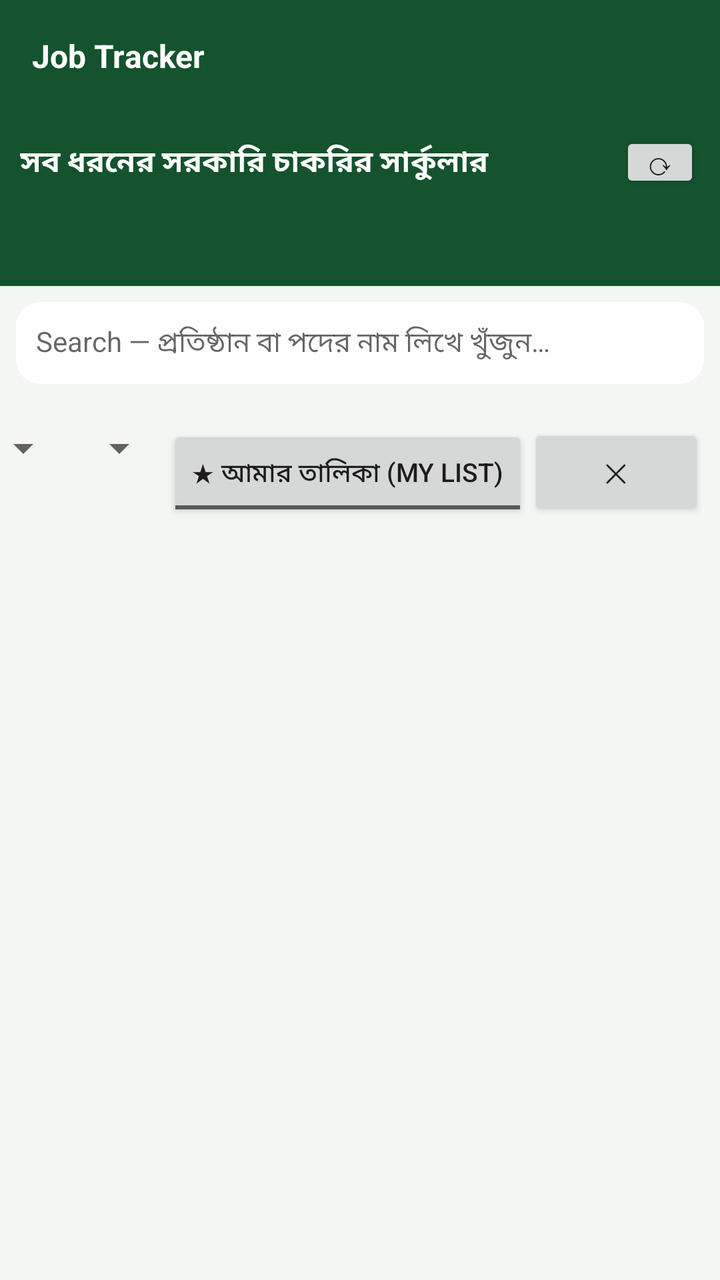
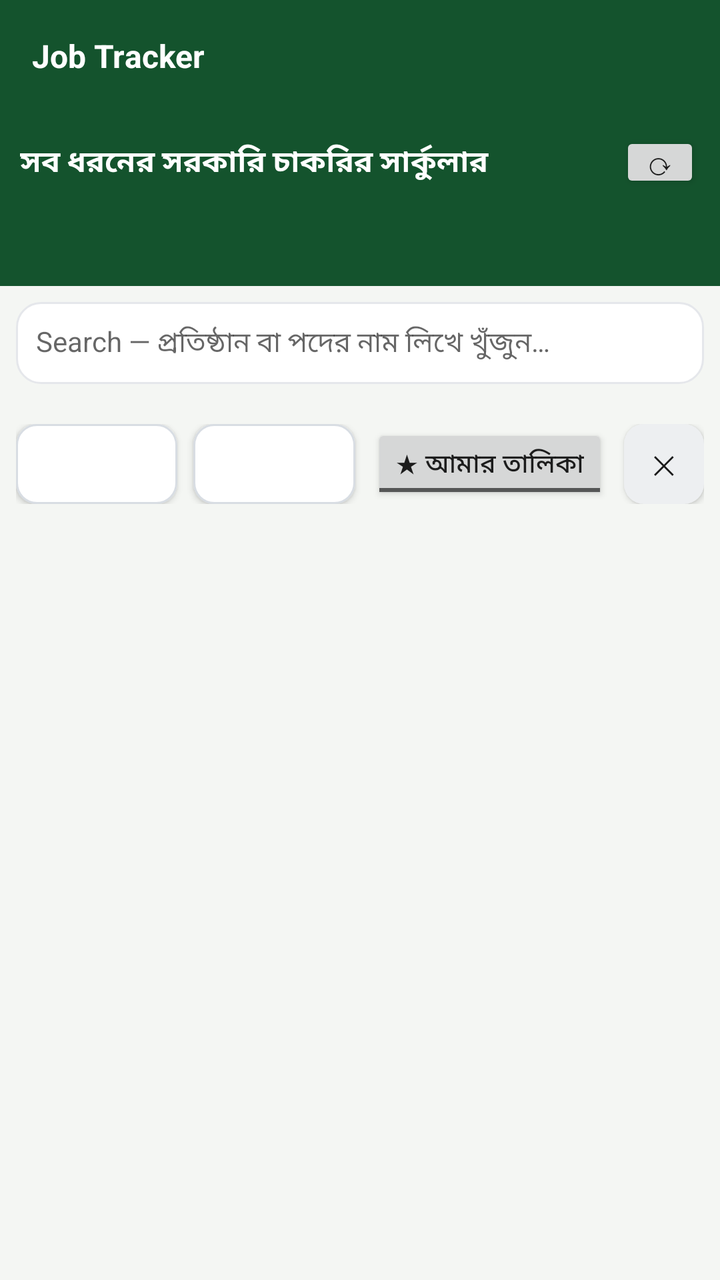

Screens rendered from an Android XML layout before and after an edit, with the pre-edit source and the edit as a unified diff.
<!-- AndroidManifest.xml: application theme AppTheme -->
<!-- res/layout/activity_main.xml -->
<?xml version="1.0" encoding="utf-8"?>
<LinearLayout xmlns:android="http://schemas.android.com/apk/res/android"
    android:layout_width="match_parent"
    android:layout_height="match_parent"
    android:orientation="vertical"
    android:background="@color/bg"
    android:fitsSystemWindows="true">

    <android.widget.Toolbar
        android:id="@+id/toolbar"
        android:layout_width="match_parent"
        android:layout_height="?android:attr/actionBarSize"
        android:background="@color/green_dark"
        android:titleTextColor="#ffffff"
        android:titleTextAppearance="@style/ToolbarTitle"
        android:title="@string/app_name" />

    <LinearLayout
        android:id="@+id/updateBanner"
        android:layout_width="match_parent"
        android:layout_height="wrap_content"
        android:orientation="horizontal"
        android:background="@color/warn_bg"
        android:padding="10dp"
        android:visibility="gone">
        <TextView
            android:id="@+id/updateText"
            android:layout_width="0dp"
            android:layout_height="wrap_content"
            android:layout_weight="1"
            android:textColor="@color/warn_text"
            android:textSize="14sp" />
        <Button
            android:id="@+id/updateBtn"
            android:layout_width="wrap_content"
            android:layout_height="wrap_content"
            android:text="আপডেট করুন (Update)"
            android:textSize="13sp" />
        <Button
            android:id="@+id/updateDismiss"
            android:layout_width="wrap_content"
            android:layout_height="wrap_content"
            android:text="✕"
            android:textSize="13sp" />
    </LinearLayout>

    
    <LinearLayout
        android:layout_width="match_parent"
        android:layout_height="wrap_content"
        android:orientation="vertical"
        android:background="@color/green_dark"
        android:padding="10dp">
        <LinearLayout
            android:layout_width="match_parent"
            android:layout_height="wrap_content"
            android:orientation="horizontal"
            android:gravity="center_vertical">
            <TextView
                android:layout_width="0dp"
                android:layout_height="wrap_content"
                android:layout_weight="1"
                android:text="@string/home_title"
                android:textColor="#ffffff"
                android:textSize="15sp"
                android:textStyle="bold"
                android:maxLines="2"
                android:ellipsize="end"
                android:lineSpacingMultiplier="1.1" />
            <Button
                android:id="@+id/refreshBtn"
                android:layout_width="wrap_content"
                android:layout_height="wrap_content"
                android:minWidth="0dp"
                android:minHeight="0dp"
                android:text="⟳"
                android:textSize="16sp"
                android:contentDescription="এখনই নতুন সার্কুলার খুঁজুন (Refresh)"
                android:paddingLeft="12dp"
                android:paddingRight="12dp"
                android:paddingTop="4dp"
                android:paddingBottom="4dp"
                android:layout_marginLeft="8dp" />
        </LinearLayout>
        <TextView
            android:id="@+id/heroStats"
            android:layout_width="wrap_content"
            android:layout_height="wrap_content"
            android:textColor="#d1fae5"
            android:textSize="12sp"
            android:layout_marginTop="2dp" />
        <TextView
            android:id="@+id/heroCountdown"
            android:layout_width="wrap_content"
            android:layout_height="wrap_content"
            android:textColor="#fef9c3"
            android:textSize="12sp"
            android:textStyle="bold"
            android:maxLines="1"
            android:ellipsize="end"
            android:layout_marginTop="2dp" />
    </LinearLayout>

    <EditText
        android:id="@+id/searchBox"
        android:layout_width="match_parent"
        android:layout_height="wrap_content"
        android:hint="@string/search_hint"
        android:inputType="text"
        android:textSize="14sp"
        android:layout_margin="8dp"
        android:background="@drawable/card_bg"
        android:padding="10dp" />

    <HorizontalScrollView
        android:layout_width="match_parent"
        android:layout_height="wrap_content"
        android:scrollbars="none">
        <LinearLayout
            android:id="@+id/typeChips"
            android:layout_width="wrap_content"
            android:layout_height="wrap_content"
            android:orientation="horizontal"
            android:paddingLeft="8dp"
            android:paddingRight="8dp" />
    </HorizontalScrollView>

    <HorizontalScrollView
        android:layout_width="match_parent"
        android:layout_height="wrap_content"
        android:scrollbars="none"
        android:layout_marginTop="4dp">
        <LinearLayout
            android:id="@+id/qualChips"
            android:layout_width="wrap_content"
            android:layout_height="wrap_content"
            android:orientation="horizontal"
            android:paddingLeft="8dp"
            android:paddingRight="8dp" />
    </HorizontalScrollView>

    <LinearLayout
        android:layout_width="match_parent"
        android:layout_height="wrap_content"
        android:orientation="horizontal"
        android:padding="8dp">
        <Spinner
            android:id="@+id/sortSpinner"
            android:layout_width="0dp"
            android:layout_height="wrap_content"
            android:layout_weight="1" />
        <Spinner
            android:id="@+id/gradeSpinner"
            android:layout_width="wrap_content"
            android:layout_height="wrap_content" />
        <ToggleButton
            android:id="@+id/shortlistOnly"
            android:layout_width="wrap_content"
            android:layout_height="wrap_content"
            android:textOn="★ আমার তালিকা (My List)"
            android:textOff="★ আমার তালিকা (My List)"
            android:text="★ আমার তালিকা (My List)"
            android:textSize="13sp" />
        <Button
            android:id="@+id/clearFilters"
            android:layout_width="wrap_content"
            android:layout_height="wrap_content"
            android:text="✕"
            android:textSize="13sp" />
    </LinearLayout>

    <ListView
        android:id="@+id/list"
        android:layout_width="match_parent"
        android:layout_height="0dp"
        android:layout_weight="1"
        android:divider="@android:color/transparent"
        android:dividerHeight="8dp"
        android:paddingLeft="8dp"
        android:paddingRight="8dp"
        android:paddingBottom="16dp"
        android:clipToPadding="false" />

    <ProgressBar
        android:id="@+id/loading"
        android:layout_width="wrap_content"
        android:layout_height="wrap_content"
        android:layout_gravity="center"
        android:visibility="gone" />

    <TextView
        android:id="@+id/emptyView"
        android:layout_width="match_parent"
        android:layout_height="wrap_content"
        android:gravity="center"
        android:padding="24dp"
        android:text="কোনো সার্কুলার পাওয়া যায়নি।"
        android:textSize="14sp"
        android:visibility="gone" />
</LinearLayout>
<!-- resources referenced by this layout -->
<resources>
  <color name="bg">#f4f6f3</color>
  <color name="green_dark">#14532d</color>
  <color name="warn_bg">#fff7cc</color>
  <color name="warn_text">#7c2d12</color>
  <!-- drawable card_bg (drawable) -->
  <?xml version="1.0" encoding="utf-8"?>
  <shape xmlns:android="http://schemas.android.com/apk/res/android"
      android:shape="rectangle">
      <solid android:color="#ffffff" />
      <corners android:radius="12dp" />
  </shape>
  <string name="app_name">Job Tracker</string>
  <string name="home_title">সব ধরনের সরকারি চাকরির সার্কুলার</string>
  <string name="search_hint">Search — প্রতিষ্ঠান বা পদের নাম লিখে খুঁজুন…</string>
  <style name="ToolbarTitle">
          <item name="android:textSize">16sp</item>
          <item name="android:textStyle">bold</item>
      </style>
  <style name="AppTheme" parent="android:Theme.Material.Light.NoActionBar">
          <item name="android:colorPrimary">@color/green_dark</item>
          <item name="android:colorPrimaryDark">@color/green_dark</item>
          <item name="android:colorAccent">@color/green</item>
          <item name="android:windowBackground">@color/bg</item>
      </style>
  <color name="green">#16a34a</color>
</resources>

<!-- the commit's change to res/layout/activity_main.xml (unified diff, before → after) -->
@@ -139,34 +139,58 @@
             android:paddingRight="8dp" />
     </HorizontalScrollView>
 
+    
     <LinearLayout
         android:layout_width="match_parent"
         android:layout_height="wrap_content"
         android:orientation="horizontal"
+        android:gravity="center_vertical"
         android:padding="8dp">
-        <Spinner
-            android:id="@+id/sortSpinner"
+        <Button
+            android:id="@+id/sortBtn"
             android:layout_width="0dp"
-            android:layout_height="wrap_content"
-            android:layout_weight="1" />
-        <Spinner
-            android:id="@+id/gradeSpinner"
-            android:layout_width="wrap_content"
-            android:layout_height="wrap_content" />
+            android:layout_height="40dp"
+            android:layout_weight="1"
+            android:minHeight="0dp"
+            android:minWidth="0dp"
+            android:background="@drawable/dropdown_bg"
+            android:textColor="@color/text_dark"
+            android:textSize="13sp"
+            android:gravity="center" />
+        <Button
+            android:id="@+id/gradeBtn"
+            android:layout_width="0dp"
+            android:layout_height="40dp"
+            android:layout_weight="1"
+            android:minHeight="0dp"
+            android:minWidth="0dp"
+            android:background="@drawable/dropdown_bg"
+            android:textColor="@color/text_dark"
+            android:textSize="13sp"
+            android:gravity="center"
+            android:layout_marginLeft="8dp" />
         <ToggleButton
             android:id="@+id/shortlistOnly"
             android:layout_width="wrap_content"
-            android:layout_height="wrap_content"
-            android:textOn="★ আমার তালিকা (My List)"
-            android:textOff="★ আমার তালিকা (My List)"
-            android:text="★ আমার তালিকা (My List)"
-            android:textSize="13sp" />
+            android:layout_height="40dp"
+            android:minHeight="0dp"
+            android:minWidth="0dp"
+            android:textOn="★ আমার তালিকা"
+            android:textOff="★ আমার তালিকা"
+            android:text="★ আমার তালিকা"
+            android:textSize="13sp"
+            android:layout_marginLeft="8dp" />
         <Button
             android:id="@+id/clearFilters"
-            android:layout_width="wrap_content"
-            android:layout_height="wrap_content"
+            android:layout_width="40dp"
+            android:layout_height="40dp"
+            android:minHeight="0dp"
+            android:minWidth="0dp"
+            android:background="@drawable/btn_ghost"
+            android:textColor="@color/text_dark"
             android:text="✕"
-            android:textSize="13sp" />
+            android:textSize="13sp"
+            android:layout_marginLeft="8dp" />
     </LinearLayout>
 
     <ListView
<!-- resource entries referenced after the edit -->
@@ -2,14 +2,31 @@
 <resources>
   <color name="bg">#f4f6f3</color>
   <color name="green_dark">#14532d</color>
+  <color name="text_dark">#1a1a1a</color>
   <color name="warn_bg">#fff7cc</color>
   <color name="warn_text">#7c2d12</color>
+  <!-- drawable btn_ghost (drawable) -->
+  <?xml version="1.0" encoding="utf-8"?>
+  <shape xmlns:android="http://schemas.android.com/apk/res/android"
+      android:shape="rectangle">
+      <solid android:color="#EDEFF1" />
+      <corners android:radius="10dp" />
+  </shape>
   <!-- drawable card_bg (drawable) -->
   <?xml version="1.0" encoding="utf-8"?>
   <shape xmlns:android="http://schemas.android.com/apk/res/android"
       android:shape="rectangle">
       <solid android:color="#ffffff" />
+      <stroke android:width="1dp" android:color="#E5E7EB" />
       <corners android:radius="12dp" />
+  </shape>
+  <!-- drawable dropdown_bg (drawable) -->
+  <?xml version="1.0" encoding="utf-8"?>
+  <shape xmlns:android="http://schemas.android.com/apk/res/android"
+      android:shape="rectangle">
+      <solid android:color="#ffffff" />
+      <stroke android:width="1dp" android:color="#D8DDE3" />
+      <corners android:radius="10dp" />
   </shape>
   <string name="app_name">Job Tracker</string>
   <string name="home_title">সব ধরনের সরকারি চাকরির সার্কুলার</string>
